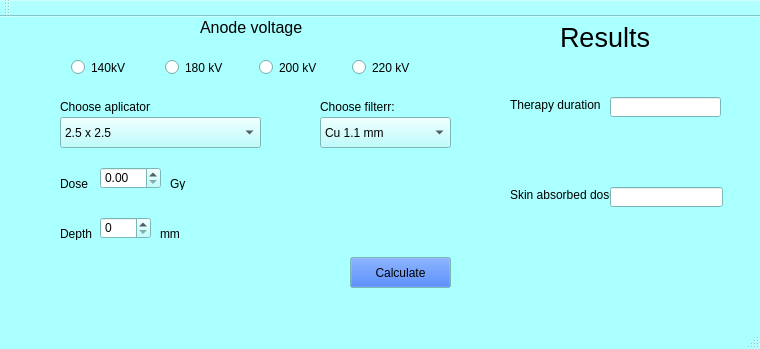
First picture: the form in mainwindow.ui, repository KostiM/doze_calculation, before the edit.
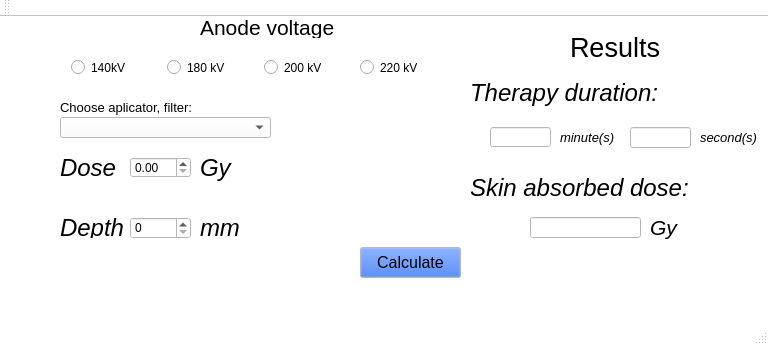
Second picture: the form after the edit.

The edit to the form file:
```diff
--- a/mainwindow.ui
+++ b/mainwindow.ui
@@ -6,8 +6,8 @@
    <rect>
     <x>0</x>
     <y>0</y>
-    <width>760</width>
-    <height>349</height>
+    <width>768</width>
+    <height>345</height>
    </rect>
   </property>
   <property name="palette">
@@ -25,7 +25,7 @@
      <colorrole role="Button">
       <brush brushstyle="SolidPattern">
        <color alpha="255">
-        <red>170</red>
+        <red>255</red>
         <green>255</green>
         <blue>255</blue>
        </color>
@@ -43,7 +43,7 @@
      <colorrole role="Midlight">
       <brush brushstyle="SolidPattern">
        <color alpha="255">
-        <red>212</red>
+        <red>255</red>
         <green>255</green>
         <blue>255</blue>
        </color>
@@ -52,7 +52,7 @@
      <colorrole role="Dark">
       <brush brushstyle="SolidPattern">
        <color alpha="255">
-        <red>85</red>
+        <red>127</red>
         <green>127</green>
         <blue>127</blue>
        </color>
@@ -61,7 +61,7 @@
      <colorrole role="Mid">
       <brush brushstyle="SolidPattern">
        <color alpha="255">
-        <red>113</red>
+        <red>170</red>
         <green>170</green>
         <blue>170</blue>
        </color>
@@ -106,7 +106,7 @@
      <colorrole role="Window">
       <brush brushstyle="SolidPattern">
        <color alpha="255">
-        <red>170</red>
+        <red>255</red>
         <green>255</green>
         <blue>255</blue>
        </color>
@@ -124,7 +124,7 @@
      <colorrole role="AlternateBase">
       <brush brushstyle="SolidPattern">
        <color alpha="255">
-        <red>212</red>
+        <red>255</red>
         <green>255</green>
         <blue>255</blue>
        </color>
@@ -171,7 +171,7 @@
      <colorrole role="Button">
       <brush brushstyle="SolidPattern">
        <color alpha="255">
-        <red>170</red>
+        <red>255</red>
         <green>255</green>
         <blue>255</blue>
        </color>
@@ -189,7 +189,7 @@
      <colorrole role="Midlight">
       <brush brushstyle="SolidPattern">
        <color alpha="255">
-        <red>212</red>
+        <red>255</red>
         <green>255</green>
         <blue>255</blue>
        </color>
@@ -198,7 +198,7 @@
      <colorrole role="Dark">
       <brush brushstyle="SolidPattern">
        <color alpha="255">
-        <red>85</red>
+        <red>127</red>
         <green>127</green>
         <blue>127</blue>
        </color>
@@ -207,7 +207,7 @@
      <colorrole role="Mid">
       <brush brushstyle="SolidPattern">
        <color alpha="255">
-        <red>113</red>
+        <red>170</red>
         <green>170</green>
         <blue>170</blue>
        </color>
@@ -252,7 +252,7 @@
      <colorrole role="Window">
       <brush brushstyle="SolidPattern">
        <color alpha="255">
-        <red>170</red>
+        <red>255</red>
         <green>255</green>
         <blue>255</blue>
        </color>
@@ -270,7 +270,7 @@
      <colorrole role="AlternateBase">
       <brush brushstyle="SolidPattern">
        <color alpha="255">
-        <red>212</red>
+        <red>255</red>
         <green>255</green>
         <blue>255</blue>
        </color>
@@ -308,7 +308,7 @@
      <colorrole role="WindowText">
       <brush brushstyle="SolidPattern">
        <color alpha="255">
-        <red>85</red>
+        <red>127</red>
         <green>127</green>
         <blue>127</blue>
        </color>
@@ -317,7 +317,7 @@
      <colorrole role="Button">
       <brush brushstyle="SolidPattern">
        <color alpha="255">
-        <red>170</red>
+        <red>255</red>
         <green>255</green>
         <blue>255</blue>
        </color>
@@ -335,7 +335,7 @@
      <colorrole role="Midlight">
       <brush brushstyle="SolidPattern">
        <color alpha="255">
-        <red>212</red>
+        <red>255</red>
         <green>255</green>
         <blue>255</blue>
        </color>
@@ -344,7 +344,7 @@
      <colorrole role="Dark">
       <brush brushstyle="SolidPattern">
        <color alpha="255">
-        <red>85</red>
+        <red>127</red>
         <green>127</green>
         <blue>127</blue>
        </color>
@@ -353,7 +353,7 @@
      <colorrole role="Mid">
       <brush brushstyle="SolidPattern">
        <color alpha="255">
-        <red>113</red>
+        <red>170</red>
         <green>170</green>
         <blue>170</blue>
        </color>
@@ -362,7 +362,7 @@
      <colorrole role="Text">
       <brush brushstyle="SolidPattern">
        <color alpha="255">
-        <red>85</red>
+        <red>127</red>
         <green>127</green>
         <blue>127</blue>
        </color>
@@ -380,7 +380,7 @@
      <colorrole role="ButtonText">
       <brush brushstyle="SolidPattern">
        <color alpha="255">
-        <red>85</red>
+        <red>127</red>
         <green>127</green>
         <blue>127</blue>
        </color>
@@ -389,7 +389,7 @@
      <colorrole role="Base">
       <brush brushstyle="SolidPattern">
        <color alpha="255">
-        <red>170</red>
+        <red>255</red>
         <green>255</green>
         <blue>255</blue>
        </color>
@@ -398,7 +398,7 @@
      <colorrole role="Window">
       <brush brushstyle="SolidPattern">
        <color alpha="255">
-        <red>170</red>
+        <red>255</red>
         <green>255</green>
         <blue>255</blue>
        </color>
@@ -416,7 +416,7 @@
      <colorrole role="AlternateBase">
       <brush brushstyle="SolidPattern">
        <color alpha="255">
-        <red>170</red>
+        <red>255</red>
         <green>255</green>
         <blue>255</blue>
        </color>
@@ -462,8 +462,8 @@
    <widget class="QPushButton" name="pushButton">
     <property name="geometry">
      <rect>
-      <x>350</x>
-      <y>240</y>
+      <x>360</x>
+      <y>230</y>
       <width>101</width>
       <height>31</height>
      </rect>
@@ -505,6 +505,12 @@
       </disabled>
      </palette>
     </property>
+    <property name="font">
+     <font>
+      <family>Arial</family>
+      <pointsize>12</pointsize>
+     </font>
+    </property>
     <property name="text">
      <string>Calculate</string>
     </property>
@@ -512,9 +518,9 @@
    <widget class="QSpinBox" name="spinBox">
     <property name="geometry">
      <rect>
-      <x>100</x>
+      <x>130</x>
       <y>200</y>
-      <width>51</width>
+      <width>61</width>
       <height>22</height>
      </rect>
     </property>
@@ -522,10 +528,10 @@
    <widget class="QDoubleSpinBox" name="doubleSpinBox">
     <property name="geometry">
      <rect>
-      <x>100</x>
-      <y>150</y>
+      <x>130</x>
+      <y>140</y>
       <width>61</width>
-      <height>22</height>
+      <height>21</height>
      </rect>
     </property>
    </widget>
@@ -534,7 +540,7 @@
      <rect>
       <x>60</x>
       <y>30</y>
-      <width>391</width>
+      <width>401</width>
       <height>41</height>
      </rect>
     </property>
@@ -574,145 +580,62 @@
      <rect>
       <x>60</x>
       <y>100</y>
-      <width>201</width>
-      <height>31</height>
+      <width>211</width>
+      <height>21</height>
      </rect>
     </property>
-    <item>
-     <property name="text">
-      <string>2.5 x 2.5</string>
-     </property>
-    </item>
-    <item>
-     <property name="text">
-      <string>4x4</string>
-     </property>
-    </item>
-    <item>
-     <property name="text">
-      <string>6x8</string>
-     </property>
-    </item>
-    <item>
-     <property name="text">
-      <string>8x10</string>
-     </property>
-    </item>
-    <item>
-     <property name="text">
-      <string>10x15</string>
-     </property>
-    </item>
-   </widget>
-   <widget class="QComboBox" name="comboBox_2">
-    <property name="geometry">
-     <rect>
-      <x>320</x>
-      <y>100</y>
-      <width>131</width>
-      <height>31</height>
-     </rect>
-    </property>
-    <item>
-     <property name="text">
-      <string>Cu 1.1 mm</string>
-     </property>
-    </item>
-    <item>
-     <property name="text">
-      <string>Cu 2.0 mm</string>
-     </property>
-    </item>
    </widget>
    <widget class="QLabel" name="label">
     <property name="geometry">
      <rect>
       <x>60</x>
       <y>80</y>
-      <width>91</width>
+      <width>151</width>
       <height>20</height>
      </rect>
     </property>
-    <property name="text">
-     <string>Choose aplicator:</string>
+    <property name="font">
+     <font>
+      <family>Arial</family>
+      <pointsize>10</pointsize>
+     </font>
     </property>
-   </widget>
-   <widget class="QLabel" name="label_2">
-    <property name="geometry">
-     <rect>
-      <x>320</x>
-      <y>80</y>
-      <width>91</width>
-      <height>20</height>
-     </rect>
-    </property>
     <property name="text">
-     <string>Choose filterr:</string>
+     <string>Choose aplicator, filter:</string>
     </property>
    </widget>
    <widget class="QLabel" name="label_3">
     <property name="geometry">
      <rect>
       <x>60</x>
-      <y>160</y>
-      <width>47</width>
-      <height>13</height>
+      <y>140</y>
+      <width>81</width>
+      <height>21</height>
      </rect>
     </property>
+    <property name="font">
+     <font>
+      <family>Arial</family>
+      <pointsize>18</pointsize>
+      <italic>true</italic>
+     </font>
+    </property>
     <property name="text">
      <string>Dose</string>
     </property>
    </widget>
-   <widget class="QLabel" name="label_4">
-    <property name="geometry">
-     <rect>
-      <x>170</x>
-      <y>160</y>
-      <width>47</width>
-      <height>13</height>
-     </rect>
-    </property>
-    <property name="text">
-     <string>Gy</string>
-    </property>
-   </widget>
-   <widget class="QLabel" name="label_5">
-    <property name="geometry">
-     <rect>
-      <x>60</x>
-      <y>210</y>
-      <width>47</width>
-      <height>13</height>
-     </rect>
-    </property>
-    <property name="text">
-     <string>Depth</string>
-    </property>
-   </widget>
-   <widget class="QLabel" name="label_6">
-    <property name="geometry">
-     <rect>
-      <x>160</x>
-      <y>210</y>
-      <width>47</width>
-      <height>13</height>
-     </rect>
-    </property>
-    <property name="text">
-     <string>mm</string>
-    </property>
-   </widget>
    <widget class="QLabel" name="label_7">
     <property name="geometry">
      <rect>
-      <x>560</x>
-      <y>0</y>
-      <width>121</width>
+      <x>570</x>
+      <y>10</y>
+      <width>101</width>
       <height>41</height>
      </rect>
     </property>
     <property name="font">
      <font>
+      <family>Arial</family>
       <pointsize>20</pointsize>
      </font>
     </property>
@@ -731,63 +654,211 @@
      <rect>
       <x>200</x>
       <y>0</y>
-      <width>111</width>
-      <height>20</height>
+      <width>161</width>
+      <height>21</height>
      </rect>
     </property>
     <property name="font">
      <font>
-      <pointsize>12</pointsize>
+      <family>Arial</family>
+      <pointsize>16</pointsize>
      </font>
     </property>
     <property name="text">
      <string>Anode voltage</string>
     </property>
    </widget>
+   <widget class="QLineEdit" name="SkinDose">
+    <property name="geometry">
+     <rect>
+      <x>530</x>
+      <y>200</y>
+      <width>111</width>
+      <height>21</height>
+     </rect>
+    </property>
+   </widget>
+   <widget class="QLineEdit" name="DurationS">
+    <property name="geometry">
+     <rect>
+      <x>630</x>
+      <y>110</y>
+      <width>61</width>
+      <height>21</height>
+     </rect>
+    </property>
+    <property name="maxLength">
+     <number>4</number>
+    </property>
+   </widget>
+   <widget class="QLabel" name="label_13">
+    <property name="geometry">
+     <rect>
+      <x>200</x>
+      <y>130</y>
+      <width>41</width>
+      <height>41</height>
+     </rect>
+    </property>
+    <property name="font">
+     <font>
+      <family>Arial</family>
+      <pointsize>18</pointsize>
+      <italic>true</italic>
+     </font>
+    </property>
+    <property name="text">
+     <string>Gy</string>
+    </property>
+   </widget>
+   <widget class="QLabel" name="label_4">
+    <property name="geometry">
+     <rect>
+      <x>60</x>
+      <y>200</y>
+      <width>81</width>
+      <height>21</height>
+     </rect>
+    </property>
+    <property name="font">
+     <font>
+      <family>Arial</family>
+      <pointsize>18</pointsize>
+      <italic>true</italic>
+     </font>
+    </property>
+    <property name="text">
+     <string>Depth</string>
+    </property>
+   </widget>
+   <widget class="QLabel" name="label_5">
+    <property name="geometry">
+     <rect>
+      <x>200</x>
+      <y>200</y>
+      <width>81</width>
+      <height>21</height>
+     </rect>
+    </property>
+    <property name="font">
+     <font>
+      <family>Arial</family>
+      <pointsize>18</pointsize>
+      <italic>true</italic>
+     </font>
+    </property>
+    <property name="text">
+     <string>mm</string>
+    </property>
+   </widget>
+   <widget class="QLabel" name="label_6">
+    <property name="geometry">
+     <rect>
+      <x>700</x>
+      <y>110</y>
+      <width>61</width>
+      <height>20</height>
+     </rect>
+    </property>
+    <property name="font">
+     <font>
+      <family>Arial</family>
+      <pointsize>10</pointsize>
+      <italic>true</italic>
+     </font>
+    </property>
+    <property name="text">
+     <string>second(s)</string>
+    </property>
+   </widget>
+   <widget class="QLabel" name="label_15">
+    <property name="geometry">
+     <rect>
+      <x>470</x>
+      <y>160</y>
+      <width>241</width>
+      <height>21</height>
+     </rect>
+    </property>
+    <property name="font">
+     <font>
+      <family>Arial</family>
+      <pointsize>18</pointsize>
+      <italic>true</italic>
+     </font>
+    </property>
+    <property name="text">
+     <string>Skin absorbed dose:</string>
+    </property>
+   </widget>
+   <widget class="QLabel" name="label_16">
+    <property name="geometry">
+     <rect>
+      <x>470</x>
+      <y>60</y>
+      <width>191</width>
+      <height>31</height>
+     </rect>
+    </property>
+    <property name="font">
+     <font>
+      <family>Arial</family>
+      <pointsize>18</pointsize>
+      <italic>true</italic>
+     </font>
+    </property>
+    <property name="text">
+     <string>Therapy duration: </string>
+    </property>
+   </widget>
+   <widget class="QLabel" name="label_14">
+    <property name="geometry">
+     <rect>
+      <x>650</x>
+      <y>190</y>
+      <width>41</width>
+      <height>41</height>
+     </rect>
+    </property>
+    <property name="font">
+     <font>
+      <family>Arial</family>
+      <pointsize>16</pointsize>
+      <italic>true</italic>
+     </font>
+    </property>
+    <property name="text">
+     <string>Gy</string>
+    </property>
+   </widget>
+   <widget class="QLineEdit" name="DurationM">
+    <property name="geometry">
+     <rect>
+      <x>490</x>
+      <y>110</y>
+      <width>61</width>
+      <height>20</height>
+     </rect>
+    </property>
+   </widget>
    <widget class="QLabel" name="label_9">
     <property name="geometry">
      <rect>
-      <x>510</x>
-      <y>80</y>
-      <width>91</width>
-      <height>16</height>
+      <x>560</x>
+      <y>110</y>
+      <width>61</width>
+      <height>21</height>
      </rect>
     </property>
-    <property name="text">
-     <string>Therapy duration </string>
+    <property name="font">
+     <font>
+      <family>Arial</family>
+      <pointsize>10</pointsize>
+      <italic>true</italic>
+     </font>
     </property>
-   </widget>
-   <widget class="QLabel" name="label_10">
-    <property name="geometry">
-     <rect>
-      <x>510</x>
-      <y>170</y>
-      <width>101</width>
-      <height>16</height>
-     </rect>
-    </property>
     <property name="text">
-     <string>Skin absorbed dose</string>
-    </property>
-   </widget>
-   <widget class="QLineEdit" name="lineEdit">
-    <property name="geometry">
-     <rect>
-      <x>610</x>
-      <y>170</y>
-      <width>113</width>
-      <height>20</height>
-     </rect>
-    </property>
-   </widget>
-   <widget class="QLineEdit" name="lineEdit_2">
-    <property name="geometry">
-     <rect>
-      <x>610</x>
-      <y>80</y>
-      <width>111</width>
-      <height>20</height>
-     </rect>
+     <string>minute(s)</string>
     </property>
    </widget>
   </widget>
```
Left out of the diff: 10 changed lines with no effect on the pictures.
